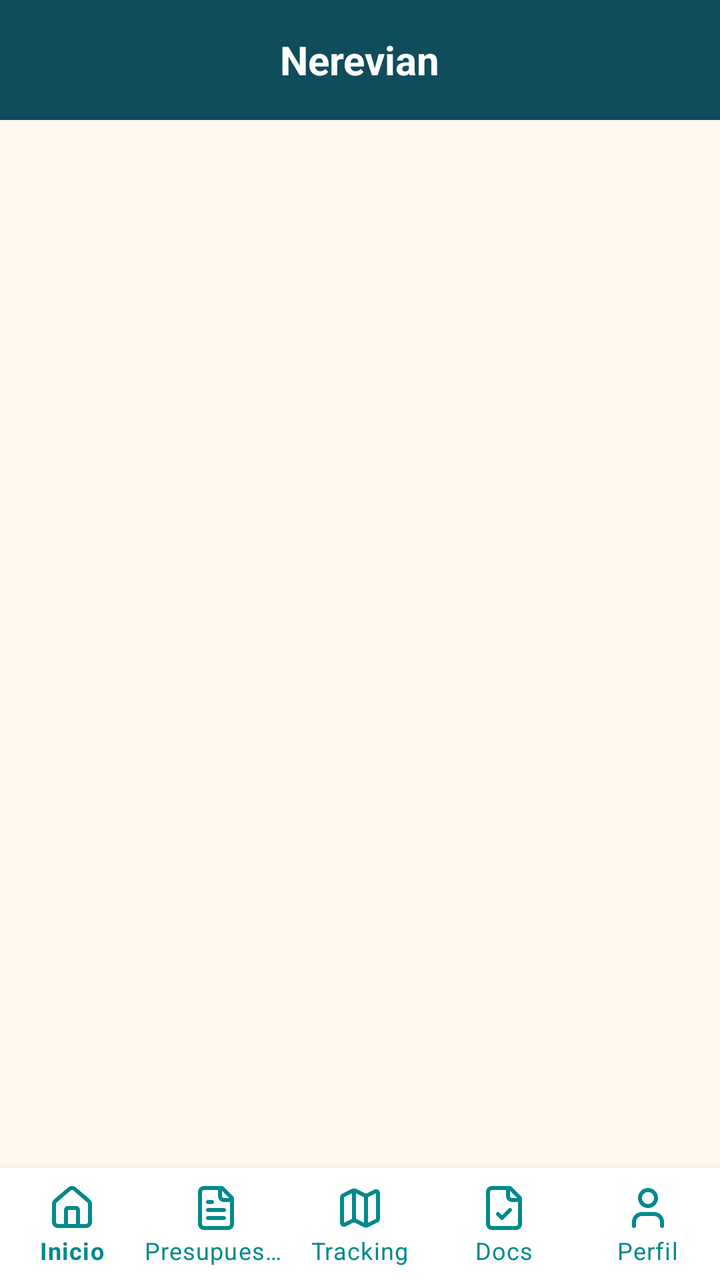
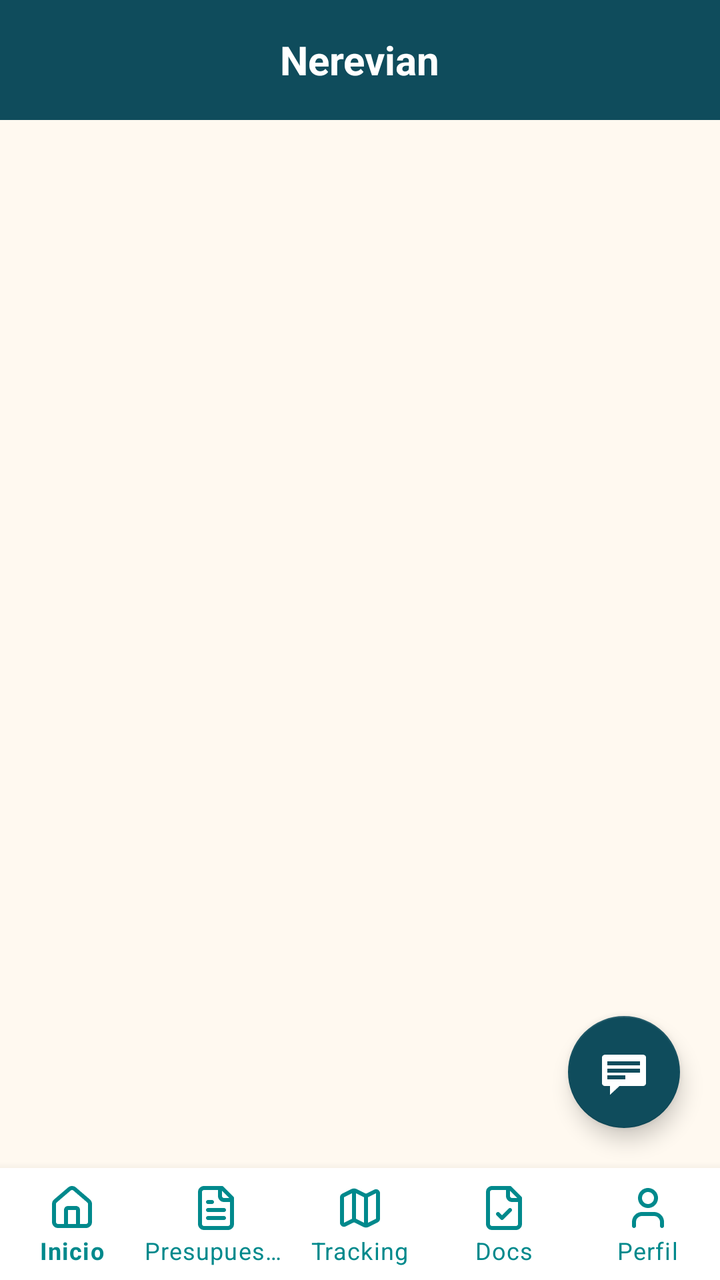

Screens rendered from an Android XML layout before and after an edit, with the pre-edit source and the edit as a unified diff.
<!-- AndroidManifest.xml: application theme Theme.Nerevian -->
<!-- res/layout/activity_dashboard.xml -->
<?xml version="1.0" encoding="utf-8"?>
<androidx.constraintlayout.widget.ConstraintLayout
    xmlns:android="http://schemas.android.com/apk/res/android"
    xmlns:app="http://schemas.android.com/apk/res-auto"
    android:layout_width="match_parent"
    android:layout_height="match_parent"
    android:background="#FFF9F0">

    <LinearLayout
        android:id="@+id/topBar"
        android:layout_width="match_parent"
        android:layout_height="60dp"
        android:background="#0F4C5C"
        android:gravity="center"
        app:layout_constraintTop_toTopOf="parent">

        <TextView
            android:id="@+id/tvTopTitle"
            android:layout_width="wrap_content"
            android:layout_height="wrap_content"
            android:text="Nerevian"
            android:textColor="#FFFFFF"
            android:textSize="20sp"
            android:textStyle="bold" />
    </LinearLayout>

    <FrameLayout
        android:id="@+id/fragment_container"
        android:layout_width="match_parent"
        android:layout_height="0dp"
        app:layout_constraintTop_toBottomOf="@id/topBar"
        app:layout_constraintBottom_toTopOf="@id/bottomNavigation" />

    <com.google.android.material.bottomnavigation.BottomNavigationView
        android:id="@+id/bottomNavigation"
        android:layout_width="match_parent"
        android:layout_height="wrap_content"
        android:background="#FFFFFF"
        app:menu="@menu/bottom_nav_menu"
        app:itemIconTint="@color/teal_logo"
        app:itemTextColor="@color/teal_logo"
        app:labelVisibilityMode="labeled"
        app:layout_constraintBottom_toBottomOf="parent" />

</androidx.constraintlayout.widget.ConstraintLayout>
<!-- resources referenced by this layout -->
<resources>
  <color name="teal_logo">#00898C</color>
  <style name="Theme.Nerevian" parent="Base.Theme.Nerevian" />
  <style name="Base.Theme.Nerevian" parent="Theme.MaterialComponents.DayNight.NoActionBar">
          <item name="colorPrimary">@color/teal_logo</item>
          <item name="colorPrimaryVariant">@color/teal_logo</item>
          <item name="colorOnPrimary">@color/white</item>
      </style>
  <color name="white">#FFFFFFFF</color>
</resources>

<!-- the commit's change to res/layout/activity_dashboard.xml (unified diff, before → after) -->
@@ -41,5 +41,19 @@
         app:itemTextColor="@color/teal_logo"
         app:labelVisibilityMode="labeled"
         app:layout_constraintBottom_toBottomOf="parent" />
+    <com.google.android.material.floatingactionbutton.FloatingActionButton
+        android:id="@+id/fabChat"
+        android:layout_width="wrap_content"
+        android:layout_height="wrap_content"
+        android:layout_marginEnd="20dp"
+        android:layout_marginBottom="20dp"
+        android:clickable="true"
+        android:focusable="true"
+        android:src="@android:drawable/stat_notify_chat"
+        app:backgroundTint="#0F4C5C"
+        app:tint="#FFFFFF"
+        app:fabSize="normal"
+        app:layout_constraintBottom_toTopOf="@id/bottomNavigation"
+        app:layout_constraintEnd_toEndOf="parent" />
 
 </androidx.constraintlayout.widget.ConstraintLayout>
